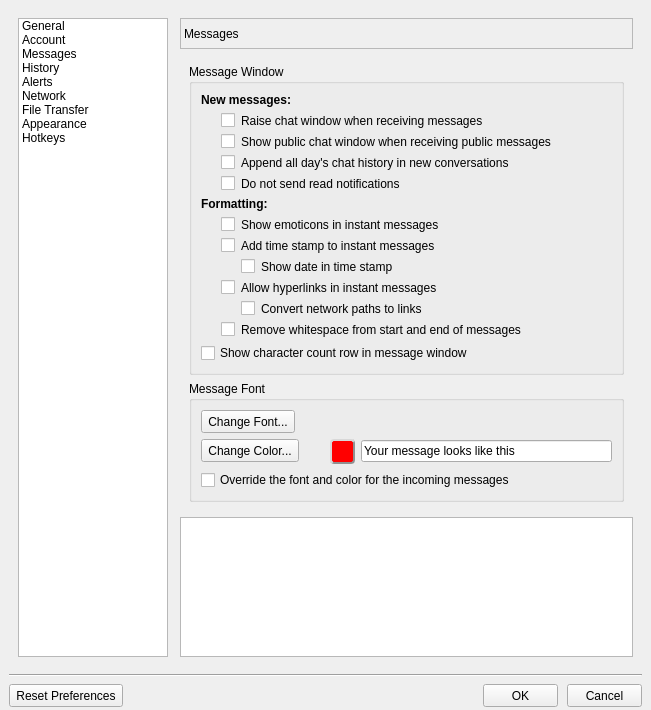
Old version of the form lmc/src/settingsdialog.ui in the repository MariusDec/Lan-Messenger.
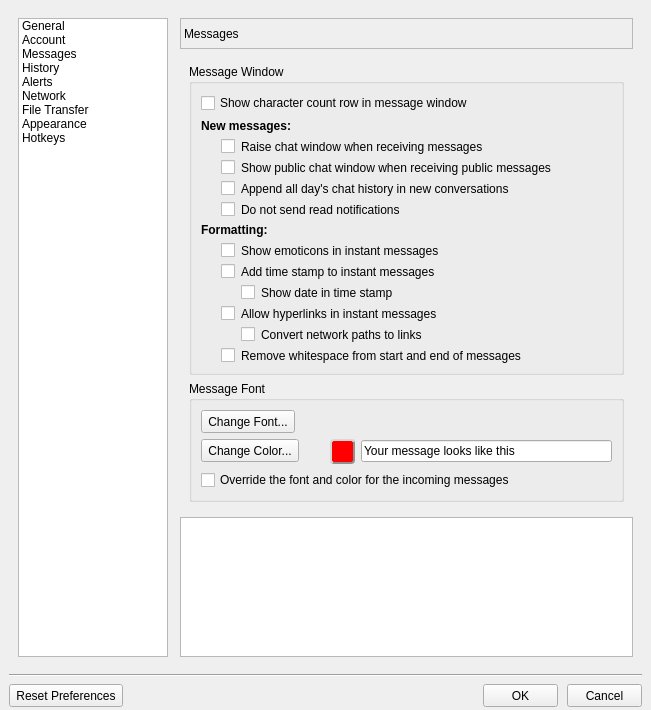
New version of the form. Icons and pictures are not drawn. Custom widgets are drawn as their Qt base class.

Diff of the .ui file:
```diff
--- a/lmc/src/settingsdialog.ui
+++ b/lmc/src/settingsdialog.ui
@@ -670,6 +670,13 @@
                 <string>Message Window</string>
                </property>
                <layout class="QVBoxLayout" name="verticalLayout_12">
+                <item>
+                 <widget class="QCheckBox" name="checkBoxCharCount">
+                  <property name="text">
+                   <string>Show character count row in message window</string>
+                  </property>
+                 </widget>
+                </item>
                 <item>
                  <widget class="QLabel" name="label">
                   <property name="styleSheet">
@@ -793,13 +800,6 @@
                   </property>
                  </widget>
                 </item>
-                <item>
-                 <widget class="QCheckBox" name="checkBoxCharCount">
-                  <property name="text">
-                   <string>Show character count row in message window</string>
-                  </property>
-                 </widget>
-                </item>
                </layout>
               </widget>
              </item>
```
